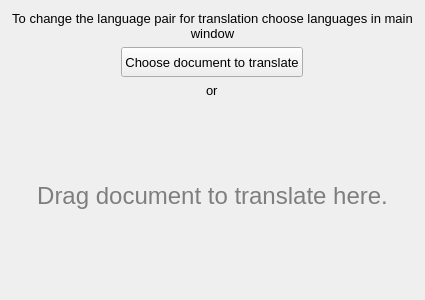
Before: the Qt Designer form src/GUI/docshandler.ui in denix56/Apertium-GP, drawn with Qt 5.
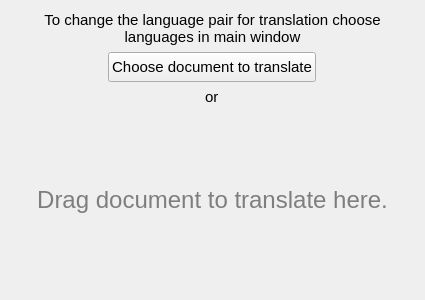
After: the same form once the commit is applied. Custom widgets are drawn as their Qt base class.

What changed in the file:
```diff
--- a/src/GUI/docshandler.ui
+++ b/src/GUI/docshandler.ui
@@ -11,7 +11,7 @@
    </rect>
   </property>
   <property name="sizePolicy">
-   <sizepolicy hsizetype="Fixed" vsizetype="Fixed">
+   <sizepolicy hsizetype="Preferred" vsizetype="Preferred">
     <horstretch>0</horstretch>
     <verstretch>0</verstretch>
    </sizepolicy>
@@ -19,7 +19,7 @@
   <property name="maximumSize">
    <size>
     <width>16777215</width>
-    <height>300</height>
+    <height>16777215</height>
    </size>
   </property>
   <property name="windowTitle">
@@ -36,7 +36,7 @@
      </property>
      <property name="font">
       <font>
-       <pointsize>10</pointsize>
+       <pointsize>11</pointsize>
       </font>
      </property>
      <property name="text">
@@ -53,7 +53,7 @@
    <item alignment="Qt::AlignHCenter">
     <widget class="QPushButton" name="browseBtn">
      <property name="sizePolicy">
-      <sizepolicy hsizetype="Fixed" vsizetype="Fixed">
+      <sizepolicy hsizetype="Expanding" vsizetype="Expanding">
        <horstretch>0</horstretch>
        <verstretch>0</verstretch>
       </sizepolicy>
@@ -66,13 +66,13 @@
      </property>
      <property name="maximumSize">
       <size>
-       <width>200</width>
+       <width>215</width>
        <height>30</height>
       </size>
      </property>
      <property name="font">
       <font>
-       <pointsize>10</pointsize>
+       <pointsize>11</pointsize>
       </font>
      </property>
      <property name="text">
@@ -90,7 +90,7 @@
      </property>
      <property name="font">
       <font>
-       <pointsize>10</pointsize>
+       <pointsize>11</pointsize>
       </font>
      </property>
      <property name="text">
```
